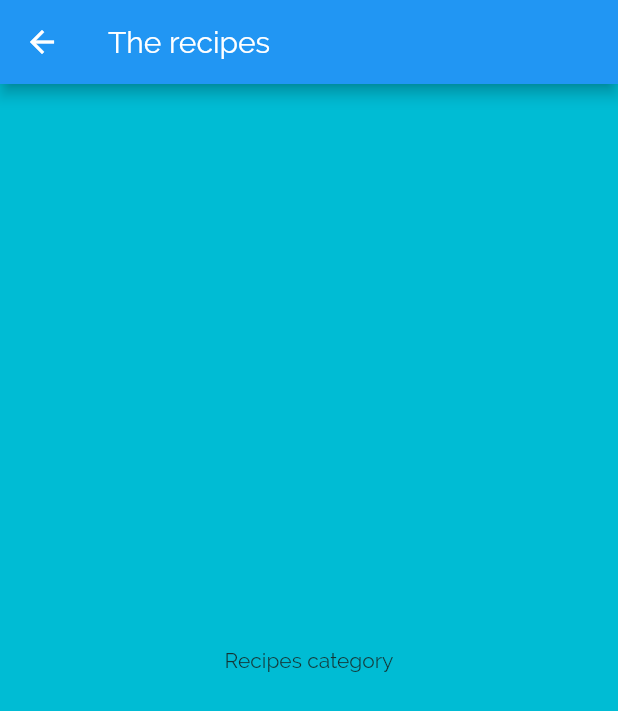
After one commit to GianMor/cooking_app_flutter, a Flutter app: the screen it shows after launch, after a tap on "Italian", on a phone screen of 412 x 824 dp. The commit adds this screen. Shown: the top 711 px of the screen. Run offline on Flutter 3.47's test engine with Material 2 defaults, Android fonts, the phone set to English and light mode, and no system bars.

Commit message:
add route to categorymealscreen

```diff
--- a/lib/category_item.dart
+++ b/lib/category_item.dart
@@ -1,3 +1,4 @@
+import 'package:cooking_app_flutter/category_meals_screen.dart';
 import 'package:flutter/material.dart';
 
 class CategoryItem extends StatelessWidget {
@@ -6,9 +7,18 @@ class CategoryItem extends StatelessWidget {
 
   const CategoryItem({this.title, this.color});
 
+  void selectategory(BuildContext ctx) {
+    Navigator.of(ctx)
+        .push(MaterialPageRoute(builder: (_) => CategoryMealsScreen()));
+  }
+
   @override
   Widget build(BuildContext context) {
-    return Container(
+    return InkWell(
+      onTap: () => selectategory(context),
+      splashColor: Theme.of(context).primaryColor,
+      borderRadius: BorderRadius.circular(15),
+      child: Container(
         padding: EdgeInsets.all(15),
         child: Text(
           title,
@@ -20,6 +30,7 @@ class CategoryItem extends StatelessWidget {
               color,
             ], begin: Alignment.topLeft, end: Alignment.bottomRight),
             borderRadius: BorderRadius.circular(15)),
+      ),
     );
   }
 }
--- /dev/null
+++ b/lib/category_meals_screen.dart
@@ -0,0 +1,10 @@
+import 'package:flutter/material.dart';
+
+class CategoryMealsScreen extends StatelessWidget {
+  @override
+  Widget build(BuildContext context) {
+    return Scaffold(
+        appBar: AppBar(title: Text("The recipes")),
+        body: Center(child: Text("Recipes category")));
+  }
+}
```
Lines whose indentation alone changed are shown as unchanged.
